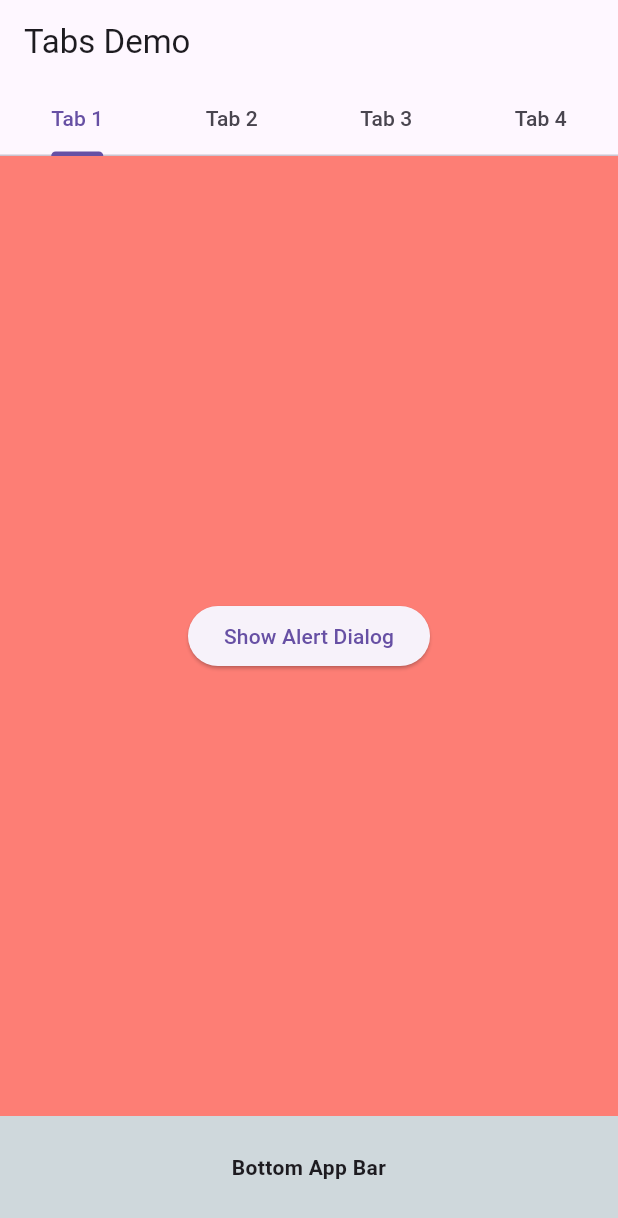
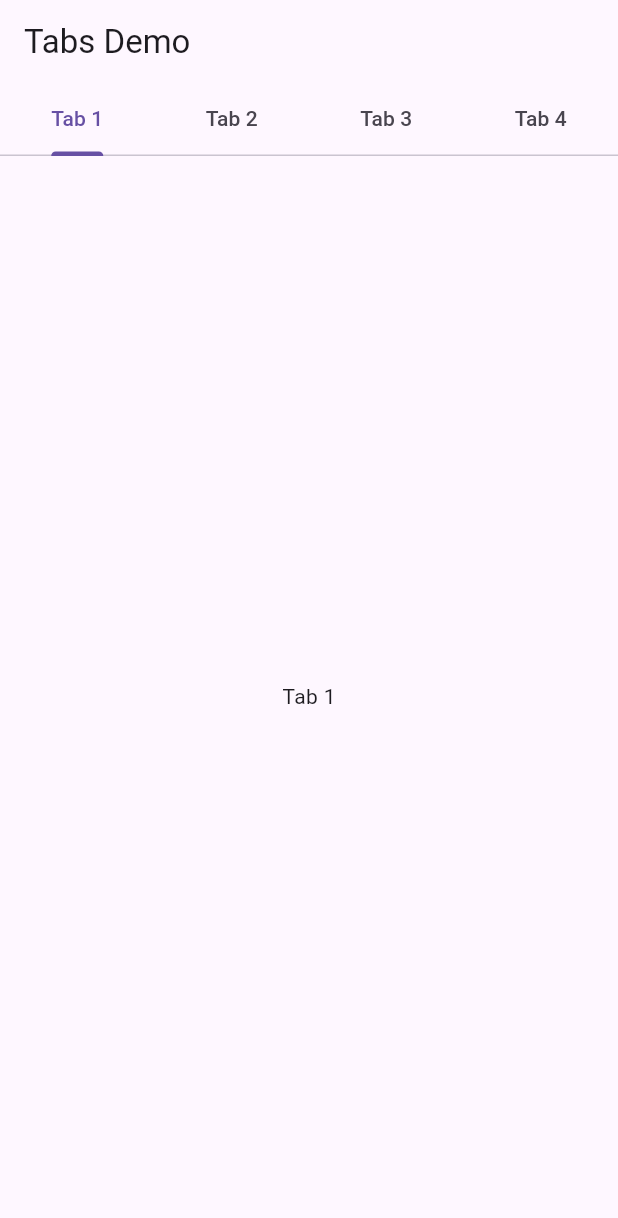
Before and after one commit to Mobile-app-dev-fall-2025/inclass3, a Flutter app: the screen it shows after launch, on a phone screen of 412 x 824 dp. Shown: the top 1218 px of the screen. Run offline on Flutter 3.47's test engine with Material 3 defaults, Android fonts, the phone set to English and light mode, and no system bars.

Commit message:
Update main.dart
initial project setup and structure

```diff
--- a/weatherapp/lib/main.dart
+++ b/weatherapp/lib/main.dart
@@ -63,135 +63,28 @@ class __TabsNonScrollableDemoState extends State<_TabsNonScrollableDemo>
 
   @override
   Widget build(BuildContext context) {
-// For the To do task hint: consider defining the widget and name of the tabs here
-    final tabs = [
-      {'title': 'Tab 1', 'color': const Color.fromARGB(255, 253, 126, 117)},
-      {'title': 'Tab 2', 'color': const Color.fromARGB(255, 189, 252, 137)},
-      {'title': 'Tab 3', 'color': const Color.fromARGB(255, 87, 173, 243)},
-      {'title': 'Tab 4', 'color': const Color.fromARGB(255, 250, 155, 65)},
-    ];
 
-    return Scaffold(
-      appBar: AppBar(
-        automaticallyImplyLeading: false,
-        title: Text('Tabs Demo',),
-        bottom: TabBar(
+  final tabs = ['Tab 1', 'Tab 2', 'Tab 3', 'Tab 4'];
+
+  return Scaffold(
+    appBar: AppBar(
+      automaticallyImplyLeading: false,
+      title: Text('Tabs Demo',),
+      bottom: TabBar(
         controller: _tabController,
         isScrollable: false,
-        tabs: [for (final tab in tabs) Tab(text: tab['title'] as String),],
+        tabs: [
+          for (final tab in tabs) Tab(text: tab),
+        ],
       ),
-    ),
-
-    bottomNavigationBar: BottomAppBar(
-        color: Colors.blueGrey.shade100,
-        child: Padding(
-          padding: const EdgeInsets.all(12.0),
-          child: Text(
-            "Bottom App Bar",
-            textAlign: TextAlign.center,
-            style: TextStyle(fontWeight: FontWeight.bold),
-          ),
-        ),
     ),
 
     body: TabBarView(
       controller: _tabController,
-
       children: [
-        //tab 1
-        Container(
-            color: tabs[0]['color'] as Color,
-            child: Center(
-              child: ElevatedButton(
-                onPressed: () {
-                  showDialog(
-                    context: context,
-                    builder: (context) => AlertDialog(
-                      title: Text("⋆˚✿˖°Hello⋆˚✿˖°"),
-                      content: Text("This is an Alert"),
-                      actions: [
-                        TextButton(
-                          onPressed: () => Navigator.pop(context),
-                          child: Text("OK"),
-                        )
-                      ],
-                    ),
-                  );
-                },
-                child: Text("Show Alert Dialog"),
-              ),
-            ),
-          ),
-
-          //tab2
-          Container(
-            color: tabs[1]['color'] as Color,
-            padding: EdgeInsets.all(20),
-            child: Column(
-              mainAxisAlignment: MainAxisAlignment.center,
-              children: [
-                TextField(
-                  decoration: InputDecoration(
-                    labelText: "Enter some text",
-                    border: OutlineInputBorder(),
-                  ),
-                ),
-                SizedBox(height: 20),
-                Image.network(
-                  'https://images.unsplash.com/photo-1522926193341-e9ffd686c60f?q=80&w=1170&auto=format&fit=crop&ixlib=rb-4.1.0&ixid=M3wxMjA3fDB8MHxwaG90by1wYWdlfHx8fGVufDB8fHx8fA%3D%3D',
-                  width: 150,
-                  height: 150,
-                ),
-              ],
-            ),
-          ),
-
-          //tab 3
-          Container(
-            color: tabs[2]['color'] as Color,
-            child: Center(
-              child: ElevatedButton(
-                onPressed: () {
-                  ScaffoldMessenger.of(context).showSnackBar(
-                    SnackBar(
-                      content: Text("Button pressed in ${tabs[2]['title']}!"),
-                    ),
-                  );
-                },
-                child: Text("Click Me"),
-              ),
-            ),
-          ),
-
-          //tab 4
-          Container(
-            color: tabs[3]['color'] as Color,
-            child: ListView(
-              padding: EdgeInsets.all(12),
-              children: [
-                Card(
-                  elevation: 4,
-                  child: ListTile(
-                    title: Text("Item 1"),
-                    subtitle: Text("Details about Item 1"),
-                  ),
-                ),
-                Card(
-                  elevation: 4,
-                  child: ListTile(
-                    title: Text("Item 2"),
-                    subtitle: Text("Details about Item 2"),
-                  ),
-                ),
-                Card(
-                  elevation: 4,
-                  child: ListTile(
-                    title: Text("Item 3"),
-                    subtitle: Text("Details about Item 3"),
-                  ),
-                ),
-              ],
-            ),
+        for (final tab in tabs)
+          Center(
+              child: Text(tab),
           ),
         ],
       ),
```
